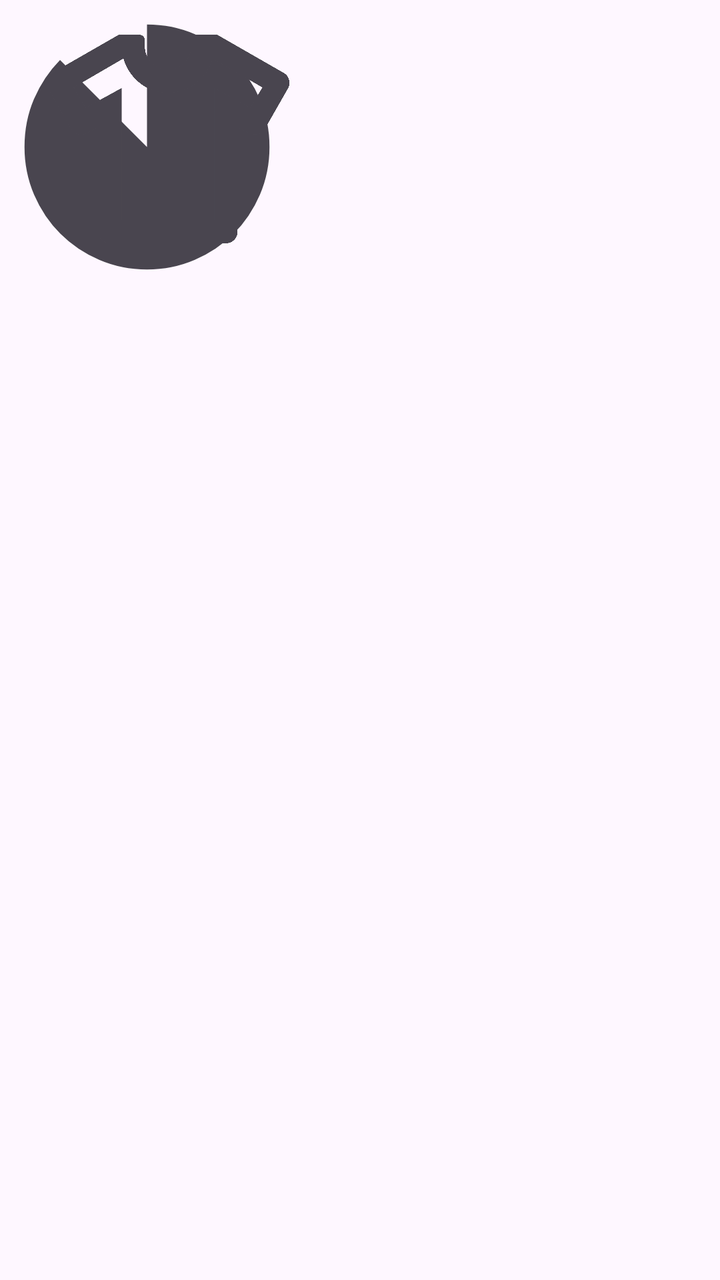
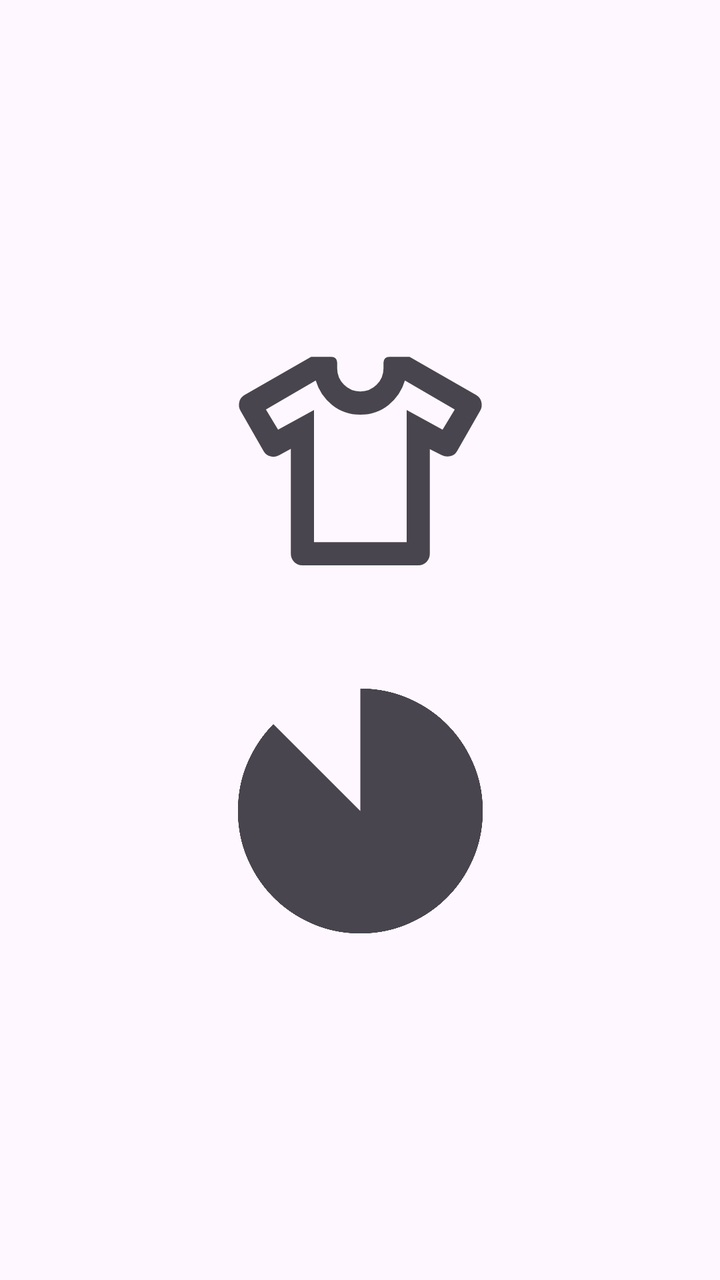

Compare the two renders of this Android layout. The source of the first and the diff that turns it into the second are given below.
<!-- AndroidManifest.xml: application theme Theme.Tarea_1__PMyDM -->
<!-- res/layout/activity_splash.xml -->
<?xml version="1.0" encoding="utf-8"?>
<androidx.constraintlayout.widget.ConstraintLayout xmlns:android="http://schemas.android.com/apk/res/android"
    xmlns:app="http://schemas.android.com/apk/res-auto"
    xmlns:tools="http://schemas.android.com/tools"
    android:layout_width="match_parent"
    android:layout_height="match_parent">

    <ImageView
        android:id="@+id/imageView4"
        android:layout_width="147dp"
        android:layout_height="147dp"
        app:srcCompat="@drawable/incomplete_circle_24px"
        tools:layout_editor_absoluteX="132dp"
        tools:layout_editor_absoluteY="369dp"
        tools:ignore="MissingConstraints" />

    <ImageView
        android:id="@+id/imageView5"
        android:layout_width="168dp"
        android:layout_height="139dp"
        app:srcCompat="@drawable/apparel_24px"
        tools:layout_editor_absoluteX="121dp"
        tools:layout_editor_absoluteY="116dp"
        tools:ignore="MissingConstraints" />

</androidx.constraintlayout.widget.ConstraintLayout>
<!-- resources referenced by this layout -->
<resources>
  <!-- drawable apparel_24px (drawable) -->
  <vector xmlns:android="http://schemas.android.com/apk/res/android"
      android:width="24dp"
      android:height="24dp"
      android:viewportWidth="960"
      android:viewportHeight="960"
      android:tint="?attr/colorControlNormal">
    <path
        android:fillColor="@android:color/white"
        android:pathData="M240,438L200,460Q186,468 170,464Q154,460 146,446L66,306Q58,292 62,276Q66,260 80,252L310,120L380,120Q389,120 394.5,125.5Q400,131 400,140L400,160Q400,193 423.5,216.5Q447,240 480,240Q513,240 536.5,216.5Q560,193 560,160L560,140Q560,131 565.5,125.5Q571,120 580,120L650,120L880,252Q894,260 898,276Q902,292 894,306L814,446Q806,460 790.5,463.5Q775,467 760,459L720,439L720,800Q720,817 708.5,828.5Q697,840 680,840L280,840Q263,840 251.5,828.5Q240,817 240,800L240,438ZM320,304L320,760L640,760L640,304L764,372L806,302L634,202L634,202Q619,253 577.5,286.5Q536,320 480,320Q424,320 382.5,286.5Q341,253 326,202L326,202L154,302L196,372L320,304ZM480,481L480,481L480,481L480,481L480,481Q480,481 480,481Q480,481 480,481Q480,481 480,481Q480,481 480,481L480,481L480,481L480,481L480,481L480,481L480,481Z"/>
  </vector>
  <!-- drawable incomplete_circle_24px (drawable) -->
  <vector xmlns:android="http://schemas.android.com/apk/res/android"
      android:width="24dp"
      android:height="24dp"
      android:viewportWidth="960"
      android:viewportHeight="960"
      android:tint="?attr/colorControlNormal">
    <path
        android:fillColor="@android:color/white"
        android:pathData="M480,880Q397,880 324,848.5Q251,817 197,763Q143,709 111.5,636Q80,563 80,480Q80,396 111,323.5Q142,251 196,196L480,480L480,80Q563,80 636,111.5Q709,143 763,197Q817,251 848.5,324Q880,397 880,480Q880,563 848.5,636Q817,709 763,763Q709,817 636,848.5Q563,880 480,880Z"/>
  </vector>
  <style name="Theme.Tarea_1__PMyDM" parent="Base.Theme.Tarea_1__PMyDM" />
  <style name="Base.Theme.Tarea_1__PMyDM" parent="Theme.Material3.DayNight.NoActionBar">
          
          
      </style>
</resources>

<!-- the commit's change to res/layout/activity_splash.xml (unified diff, before → after) -->
@@ -1,26 +1,31 @@
 <?xml version="1.0" encoding="utf-8"?>
 <androidx.constraintlayout.widget.ConstraintLayout xmlns:android="http://schemas.android.com/apk/res/android"
     xmlns:app="http://schemas.android.com/apk/res-auto"
-    xmlns:tools="http://schemas.android.com/tools"
     android:layout_width="match_parent"
     android:layout_height="match_parent">
 
     <ImageView
-        android:id="@+id/imageView4"
+        android:id="@+id/splash_image_logo"
+        android:layout_width="168dp"
+        android:layout_height="139dp"
+        android:contentDescription="@string/logo"
+        app:layout_constraintBottom_toTopOf="@+id/splash_image_loading"
+        app:layout_constraintEnd_toEndOf="parent"
+        app:layout_constraintStart_toStartOf="parent"
+        app:layout_constraintTop_toTopOf="parent"
+        app:layout_constraintVertical_chainStyle="packed"
+        app:srcCompat="@drawable/apparel_24px" />
+
+    <ImageView
+        android:id="@+id/splash_image_loading"
         android:layout_width="147dp"
         android:layout_height="147dp"
-        app:srcCompat="@drawable/incomplete_circle_24px"
-        tools:layout_editor_absoluteX="132dp"
-        tools:layout_editor_absoluteY="369dp"
-        tools:ignore="MissingConstraints" />
-
-    <ImageView
-        android:id="@+id/imageView5"
-        android:layout_width="168dp"
-        android:layout_height="139dp"
-        app:srcCompat="@drawable/apparel_24px"
-        tools:layout_editor_absoluteX="121dp"
-        tools:layout_editor_absoluteY="116dp"
-        tools:ignore="MissingConstraints" />
+        android:layout_marginTop="32dp"
+        android:contentDescription="@string/icono_cargando"
+        app:layout_constraintBottom_toBottomOf="parent"
+        app:layout_constraintEnd_toEndOf="parent"
+        app:layout_constraintStart_toStartOf="parent"
+        app:layout_constraintTop_toBottomOf="@+id/splash_image_logo"
+        app:srcCompat="@drawable/incomplete_circle_24px" />
 
 </androidx.constraintlayout.widget.ConstraintLayout>
<!-- resource entries referenced after the edit -->
@@ -22,6 +22,8 @@
         android:fillColor="@android:color/white"
         android:pathData="M480,880Q397,880 324,848.5Q251,817 197,763Q143,709 111.5,636Q80,563 80,480Q80,396 111,323.5Q142,251 196,196L480,480L480,80Q563,80 636,111.5Q709,143 763,197Q817,251 848.5,324Q880,397 880,480Q880,563 848.5,636Q817,709 763,763Q709,817 636,848.5Q563,880 480,880Z"/>
   </vector>
+  <string name="icono_cargando">icono_cargando</string>
+  <string name="logo">logo</string>
   <style name="Theme.Tarea_1__PMyDM" parent="Base.Theme.Tarea_1__PMyDM" />
   <style name="Base.Theme.Tarea_1__PMyDM" parent="Theme.Material3.DayNight.NoActionBar">
           
